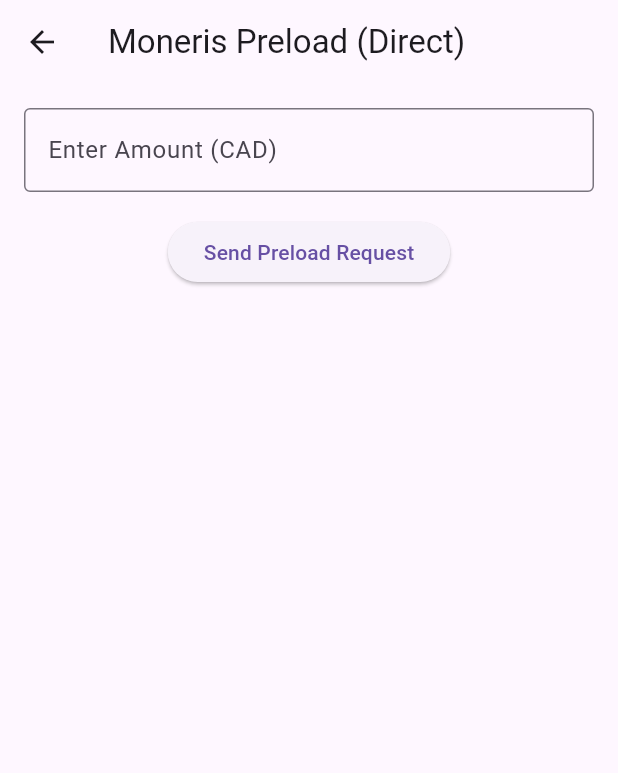
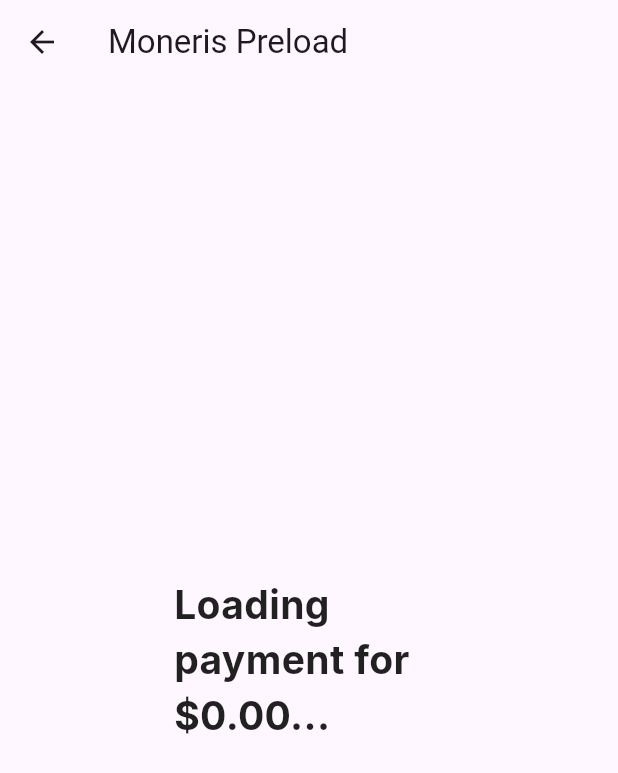
Before and after one commit to Shaown292/oyato_food, a Flutter app: the MonerisPreloadPage screen opened directly, on a phone screen of 412 x 824 dp. Shown: the top 773 px of the screen. Run offline on Flutter 3.47's test engine with Material 3 defaults, Android fonts, the phone set to English and light mode, and no system bars; our stand-ins replace carousel_slider, firebase_auth, firebase_core, font_awesome_flutter, get, google_fonts and 5 more; missing offline and left inert: flutter_inappwebview, google_place, webview_flutter_android, webview_flutter_wkwebview; accounts and stored records are empty.

Commit message:
online payment done

```diff
--- a/lib/app/api_service/api_repository.dart
+++ b/lib/app/api_service/api_repository.dart
@@ -400,7 +400,7 @@ class ApiRepository {
     if (response["status"] == "success") {
 
       Get.snackbar("Success", response["response"]["message"]);
-      Get.offNamed(Routes.DASHBOARD);
+      Get.offAllNamed(Routes.DASHBOARD);
     } else {
 
       print("API Call");
--- a/lib/app/modules/home/widgets/home_widget.dart
+++ b/lib/app/modules/home/widgets/home_widget.dart
@@ -361,7 +361,7 @@ class HomeWidget extends StatelessWidget {
               ),
 
               /// New Arrivals
-              Text("New Arrival 🔥", style: AppTextStyle.textStyle18BlackBold),
+              Text("All Product 🔥", style: AppTextStyle.textStyle18BlackBold),
 
               const SizedBox(height: 15),
 
--- a/lib/app/payment_gateway/moneris_preload.dart
+++ b/lib/app/payment_gateway/moneris_preload.dart
@@ -1,10 +1,9 @@
 import 'dart:convert';
 import 'package:flutter/material.dart';
 import 'package:get/get.dart';
-import 'package:get/get_core/src/get_main.dart';
 import 'package:http/http.dart' as http;
+import 'package:oyato_food/app/data/app_text_style.dart';
 import 'package:oyato_food/app/payment_gateway/moneris_webview.dart';
-import 'package:uuid/uuid.dart';
 
 class MonerisPreloadPage extends StatefulWidget {
   const MonerisPreloadPage({super.key});
@@ -14,10 +13,10 @@ class MonerisPreloadPage extends StatefulWidget {
 }
 
 class _MonerisPreloadPageState extends State<MonerisPreloadPage> {
-  final TextEditingController _amountController = TextEditingController();
-
   String responseText = "";
   String orderId = "";
+  late double totalAmount;
+
   String generateOrderId() {
     return DateTime.now().millisecondsSinceEpoch.toString();
   }
@@ -26,23 +25,15 @@ class _MonerisPreloadPageState extends State<MonerisPreloadPage> {
     const String storeId = "monca10634";
     const String apiToken = "HtLtrrh9q0DX4mXhtf7u";
     const String checkoutId = "chkt6PRRP10634";
-    const String environment = "qa"; // "prod" for live
+    const String environment = "qa";
     const String gatewayUrl =
         "https://gatewayt.moneris.com/chkt/request/request.php";
-
-    final double? amount = double.tryParse(_amountController.text);
-    if (amount == null || amount <= 0) {
-      setState(() {
-        responseText = "❌ Invalid amount entered.";
-      });
-      return;
-    }
 
     final data = {
       "store_id": storeId,
       "api_token": apiToken,
       "checkout_id": checkoutId,
-      "txn_total": amount.toStringAsFixed(2),
+      "txn_total": totalAmount.toStringAsFixed(2),
       "environment": environment,
       "action": "preload",
       "order_no": orderId,
@@ -52,80 +43,61 @@ class _MonerisPreloadPageState extends State<MonerisPreloadPage> {
     };
 
     try {
-      print("Oder ID: $orderId");
+      print("🧾 Sending preload for order: $orderId, amount: $totalAmount");
       final response = await http.post(
         Uri.parse(gatewayUrl),
         headers: {"Content-Type": "application/json"},
         body: jsonEncode(data),
       );
 
+      print("Raw Response: ${response.body}");
+
       if (response.statusCode == 200) {
         final decoded = jsonDecode(response.body);
-        setState(() {
-          responseText = const JsonEncoder.withIndent('  ').convert(decoded);
-        });
-
         if (decoded["response"]?["ticket"] != null) {
           final ticket = decoded["response"]["ticket"];
           debugPrint("✅ Ticket: $ticket");
-          Get.to(()=> MonerisCheckoutPage(checkoutId: ticket, total: amount.toString()));
-          // এখন তুমি চাইলে এই ticket দিয়ে Moneris Checkout WebView খুলে দিতে পারো।
+          Get.to(
+            () => MonerisCheckoutPage(
+              checkoutId: ticket,
+              total: totalAmount.toString(),
+            ),
+          );
         } else {
-          debugPrint("⚠️ No ticket in response");
+          debugPrint("⚠️ No ticket in response: ${response.body}");
         }
       } else {
-        setState(() {
-          responseText =
-          "❌ Error: Server returned ${response.statusCode}";
-        });
+        debugPrint("❌ Server error ${response.statusCode}");
       }
     } catch (e) {
-      setState(() {
-        responseText = "⚠️ Exception: $e";
-      });
+      debugPrint("⚠️ Exception: $e");
     }
   }
+
   @override
   void initState() {
-    sendPreloadRequest();
+    super.initState();
     orderId = generateOrderId();
-    // TODO: implement initState
-    super.initState();
+    totalAmount = Get.arguments ?? 0.0;
+
+    if (totalAmount > 0) {
+      sendPreloadRequest();
+    } else {
+      debugPrint("❌ totalAmount missing or zero.");
+    }
   }
 
   @override
   Widget build(BuildContext context) {
     return Scaffold(
-      appBar: AppBar(title: const Text("Moneris Preload (Direct)")),
-      body:
-      Padding(
-        padding: const EdgeInsets.all(16.0),
-        child: Column(
-          children: [
-            TextField(
-              controller: _amountController,
-              decoration: const InputDecoration(
-                labelText: "Enter Amount (CAD)",
-                border: OutlineInputBorder(),
-              ),
-              keyboardType:
-              const TextInputType.numberWithOptions(decimal: true),
-            ),
-            const SizedBox(height: 16),
-            ElevatedButton(
-              onPressed: sendPreloadRequest,
-              child: const Text("Send Preload Request"),
-            ),
-
-            // Expanded(
-            //   child: SingleChildScrollView(
-            //     child: Text(
-            //       responseText,
-            //       style: const TextStyle(fontFamily: "monospace"),
-            //     ),
-            //   ),
-            // ),
-          ],
+      appBar: AppBar(title: const Text("Moneris Preload")),
+      body: Center(
+        child: SizedBox(
+          width: 180,
+          child: Text(
+            "Loading payment for \$${totalAmount.toStringAsFixed(2)}...",
+            style: AppTextStyle.textStyle26BlackBold,
+          ),
         ),
       ),
     );
--- a/lib/app/payment_gateway/moneris_webview.dart
+++ b/lib/app/payment_gateway/moneris_webview.dart
@@ -198,7 +198,7 @@ class _MonerisCheckoutPageState extends State<MonerisCheckoutPage> {
               TextButton(
                 onPressed: () {
                   Navigator.of(context).pop();
-                  Get.offNamed(Routes.DASHBOARD);
+                  Get.offAllNamed(Routes.DASHBOARD);
                 },
                 child: const Text('OK'),
               ),
```
Also changed, not shown: lib/app/modules/checkout/controllers/checkout_controller.dart (+5 -5 lines), assets/images/moneris_logo.jpg (added).
